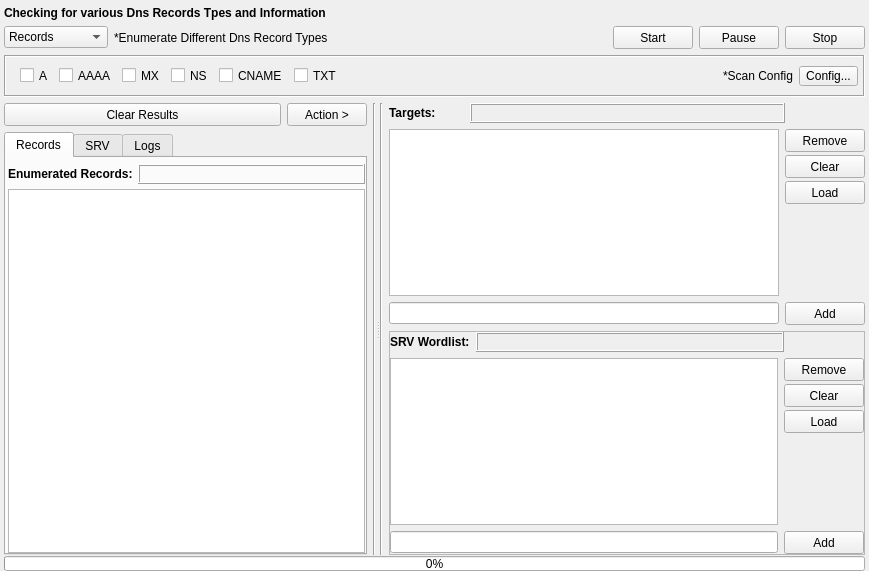
Qt form gui/src/engines/dns/DnsRecords.ui (3nock/OTE) before a commit.
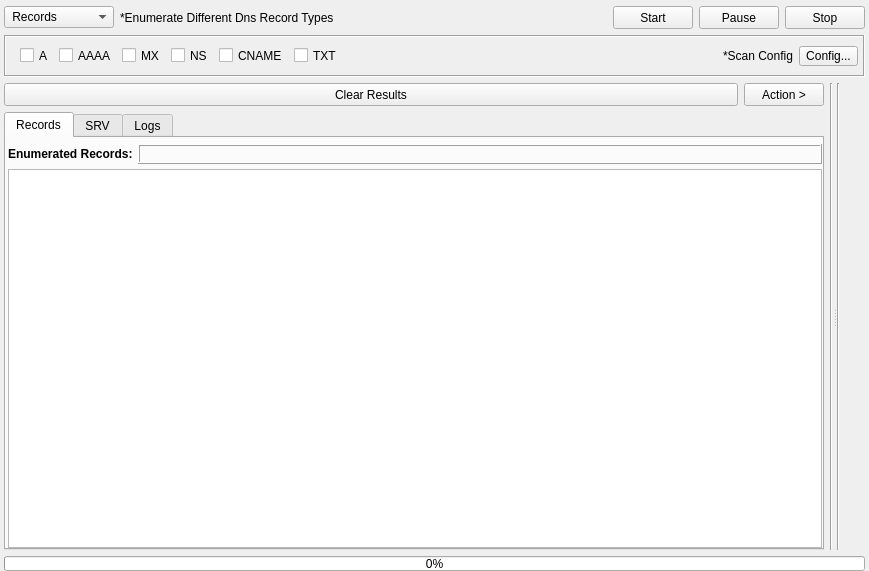
The same form after that commit. Custom widgets are drawn as their Qt base class.

Patch:
```diff
--- a/gui/src/engines/dns/DnsRecords.ui
+++ b/gui/src/engines/dns/DnsRecords.ui
@@ -29,25 +29,6 @@
    <property name="bottomMargin">
     <number>0</number>
    </property>
-   <item>
-    <widget class="QLabel" name="label">
-     <property name="sizePolicy">
-      <sizepolicy hsizetype="Preferred" vsizetype="Maximum">
-       <horstretch>0</horstretch>
-       <verstretch>0</verstretch>
-      </sizepolicy>
-     </property>
-     <property name="font">
-      <font>
-       <weight>75</weight>
-       <bold>true</bold>
-      </font>
-     </property>
-     <property name="text">
-      <string>Checking for various Dns Records Tpes and Information</string>
-     </property>
-    </widget>
-   </item>
    <item>
     <layout class="QHBoxLayout" name="horizontalLayout_9">
      <item>
@@ -60,10 +41,16 @@
        </property>
        <property name="minimumSize">
         <size>
-         <width>90</width>
+         <width>110</width>
          <height>22</height>
         </size>
        </property>
+       <property name="maximumSize">
+        <size>
+         <width>110</width>
+         <height>16777215</height>
+        </size>
+       </property>
        <property name="focusPolicy">
         <enum>Qt::NoFocus</enum>
        </property>
@@ -72,7 +59,7 @@
        </property>
        <item>
         <property name="text">
-         <string>Records</string>
+         <string> Records</string>
         </property>
        </item>
        <item>
@@ -375,11 +362,6 @@
     </widget>
    </item>
    <item>
-    <layout class="QVBoxLayout" name="verticalLayout">
-     <property name="spacing">
-      <number>1</number>
-     </property>
-     <item>
       <widget class="QSplitter" name="splitter">
        <property name="orientation">
         <enum>Qt::Horizontal</enum>
@@ -761,528 +743,37 @@
         </layout>
        </widget>
        <widget class="QWidget" name="layoutWidget">
-        <layout class="QHBoxLayout" name="horizontalLayout_13">
-         <item>
-          <widget class="Line" name="line_3">
-           <property name="styleSheet">
-            <string notr="true"/>
-           </property>
-           <property name="orientation">
-            <enum>Qt::Vertical</enum>
-           </property>
-          </widget>
-         </item>
-         <item>
-          <layout class="QVBoxLayout" name="verticalLayout_11">
-           <item>
-            <widget class="QFrame" name="frame_targets">
-             <property name="styleSheet">
-              <string notr="true"/>
-             </property>
-             <layout class="QVBoxLayout" name="verticalLayout_5">
-              <property name="spacing">
-               <number>6</number>
-              </property>
-              <property name="leftMargin">
-               <number>0</number>
-              </property>
-              <property name="topMargin">
-               <number>0</number>
-              </property>
-              <property name="rightMargin">
-               <number>0</number>
-              </property>
-              <property name="bottomMargin">
-               <number>0</number>
-              </property>
-              <item>
                <layout class="QHBoxLayout" name="horizontalLayout">
                 <item>
-                 <widget class="QLabel" name="label_6">
-                  <property name="sizePolicy">
-                   <sizepolicy hsizetype="Maximum" vsizetype="Preferred">
-                    <horstretch>0</horstretch>
-                    <verstretch>0</verstretch>
-                   </sizepolicy>
-                  </property>
-                  <property name="minimumSize">
-                   <size>
-                    <width>75</width>
-                    <height>0</height>
-                   </size>
-                  </property>
-                  <property name="font">
-                   <font>
-                    <weight>75</weight>
-                    <bold>true</bold>
-                   </font>
-                  </property>
-                  <property name="text">
-                   <string>Targets: </string>
-                  </property>
-                 </widget>
-                </item>
-                <item>
-                 <widget class="QLabel" name="label_targetsCount">
-                  <property name="sizePolicy">
-                   <sizepolicy hsizetype="Preferred" vsizetype="Maximum">
-                    <horstretch>0</horstretch>
-                    <verstretch>0</verstretch>
-                   </sizepolicy>
-                  </property>
-                  <property name="minimumSize">
-                   <size>
-                    <width>0</width>
-                    <height>20</height>
-                   </size>
-                  </property>
-                  <property name="maximumSize">
-                   <size>
-                    <width>16777215</width>
-                    <height>20</height>
-                   </size>
-                  </property>
-                  <property name="font">
-                   <font>
-                    <weight>75</weight>
-                    <bold>true</bold>
-                   </font>
-                  </property>
+        <widget class="Line" name="line_3">
                   <property name="styleSheet">
                    <string notr="true"/>
                   </property>
-                  <property name="frameShape">
-                   <enum>QFrame::Box</enum>
-                  </property>
-                  <property name="frameShadow">
-                   <enum>QFrame::Raised</enum>
-                  </property>
-                  <property name="text">
-                   <string/>
-                  </property>
-                 </widget>
-                </item>
-                <item>
-                 <spacer name="horizontalSpacer_3">
                   <property name="orientation">
-                   <enum>Qt::Horizontal</enum>
-                  </property>
-                  <property name="sizeType">
-                   <enum>QSizePolicy::Fixed</enum>
-                  </property>
-                  <property name="sizeHint" stdset="0">
-                   <size>
-                    <width>80</width>
-                    <height>20</height>
-                   </size>
-                  </property>
-                 </spacer>
-                </item>
-               </layout>
-              </item>
-              <item>
-               <layout class="QHBoxLayout" name="horizontalLayout_3">
-                <item>
-                 <widget class="QListWidget" name="listWidget_targets">
-                  <property name="font">
-                   <font>
-                    <family>MS Shell Dlg 2</family>
-                    <pointsize>8</pointsize>
-                   </font>
-                  </property>
-                  <property name="focusPolicy">
-                   <enum>Qt::NoFocus</enum>
-                  </property>
-                  <property name="styleSheet">
-                   <string notr="true"/>
-                  </property>
-                  <property name="editTriggers">
-                   <set>QAbstractItemView::DoubleClicked</set>
-                  </property>
-                  <property name="selectionMode">
-                   <enum>QAbstractItemView::ExtendedSelection</enum>
-                  </property>
-                  <property name="verticalScrollMode">
-                   <enum>QAbstractItemView::ScrollPerPixel</enum>
-                  </property>
-                  <property name="horizontalScrollMode">
-                   <enum>QAbstractItemView::ScrollPerPixel</enum>
-                  </property>
-                  <property name="selectionRectVisible">
-                   <bool>true</bool>
-                  </property>
-                  <property name="sortingEnabled">
-                   <bool>false</bool>
-                  </property>
-                 </widget>
-                </item>
-                <item>
-                 <layout class="QVBoxLayout" name="verticalLayout_3">
-                  <property name="spacing">
-                   <number>3</number>
-                  </property>
-                  <item>
-                   <widget class="QPushButton" name="pushButton_removeTargets">
-                    <property name="sizePolicy">
-                     <sizepolicy hsizetype="Fixed" vsizetype="Fixed">
-                      <horstretch>0</horstretch>
-                      <verstretch>0</verstretch>
-                     </sizepolicy>
-                    </property>
-                    <property name="minimumSize">
-                     <size>
-                      <width>75</width>
-                      <height>23</height>
-                     </size>
-                    </property>
-                    <property name="styleSheet">
-                     <string notr="true"/>
-                    </property>
-                    <property name="text">
-                     <string>Remove</string>
-                    </property>
-                   </widget>
-                  </item>
-                  <item>
-                   <widget class="QPushButton" name="pushButton_clearTargets">
-                    <property name="sizePolicy">
-                     <sizepolicy hsizetype="Fixed" vsizetype="Fixed">
-                      <horstretch>0</horstretch>
-                      <verstretch>0</verstretch>
-                     </sizepolicy>
-                    </property>
-                    <property name="minimumSize">
-                     <size>
-                      <width>75</width>
-                      <height>23</height>
-                     </size>
-                    </property>
-                    <property name="styleSheet">
-                     <string notr="true"/>
-                    </property>
-                    <property name="text">
-                     <string>Clear</string>
-                    </property>
-                   </widget>
-                  </item>
-                  <item>
-                   <widget class="QPushButton" name="pushButton_loadTargets">
-                    <property name="sizePolicy">
-                     <sizepolicy hsizetype="Fixed" vsizetype="Fixed">
-                      <horstretch>0</horstretch>
-                      <verstretch>0</verstretch>
-                     </sizepolicy>
-                    </property>
-                    <property name="minimumSize">
-                     <size>
-                      <width>75</width>
-                      <height>23</height>
-                     </size>
-                    </property>
-                    <property name="styleSheet">
-                     <string notr="true"/>
-                    </property>
-                    <property name="text">
-                     <string>Load</string>
-                    </property>
-                   </widget>
-                  </item>
-                  <item>
-                   <spacer name="verticalSpacer_3">
-                    <property name="orientation">
                      <enum>Qt::Vertical</enum>
                     </property>
-                    <property name="sizeHint" stdset="0">
-                     <size>
-                      <width>20</width>
-                      <height>40</height>
-                     </size>
-                    </property>
-                   </spacer>
-                  </item>
-                 </layout>
-                </item>
-               </layout>
-              </item>
-              <item>
-               <layout class="QHBoxLayout" name="horizontalLayout_2">
-                <item>
-                 <widget class="QLineEdit" name="lineEdit_targets">
-                  <property name="styleSheet">
-                   <string notr="true"/>
-                  </property>
                  </widget>
                 </item>
                 <item>
-                 <widget class="QPushButton" name="pushButton_addTargets">
-                  <property name="sizePolicy">
-                   <sizepolicy hsizetype="Fixed" vsizetype="Fixed">
-                    <horstretch>0</horstretch>
-                    <verstretch>0</verstretch>
-                   </sizepolicy>
-                  </property>
-                  <property name="minimumSize">
-                   <size>
-                    <width>75</width>
-                    <height>23</height>
-                   </size>
-                  </property>
-                  <property name="styleSheet">
-                   <string notr="true"/>
-                  </property>
-                  <property name="text">
-                   <string>Add</string>
-                  </property>
-                 </widget>
-                </item>
-               </layout>
-              </item>
-             </layout>
-            </widget>
-           </item>
+        <layout class="QVBoxLayout" name="verticalLayout">
            <item>
-            <widget class="QFrame" name="frame_srvWordlist">
-             <property name="styleSheet">
-              <string notr="true"/>
-             </property>
-             <property name="frameShape">
-              <enum>QFrame::StyledPanel</enum>
-             </property>
-             <property name="frameShadow">
-              <enum>QFrame::Raised</enum>
-             </property>
-             <layout class="QVBoxLayout" name="verticalLayout_10">
-              <property name="spacing">
-               <number>6</number>
-              </property>
-              <property name="leftMargin">
-               <number>0</number>
-              </property>
-              <property name="topMargin">
-               <number>0</number>
-              </property>
-              <property name="rightMargin">
-               <number>0</number>
-              </property>
-              <property name="bottomMargin">
-               <number>0</number>
-              </property>
-              <item>
-               <layout class="QHBoxLayout" name="horizontalLayout_11">
-                <item>
-                 <widget class="QLabel" name="label_3">
-                  <property name="sizePolicy">
-                   <sizepolicy hsizetype="Maximum" vsizetype="Preferred">
-                    <horstretch>0</horstretch>
-                    <verstretch>0</verstretch>
-                   </sizepolicy>
-                  </property>
-                  <property name="font">
-                   <font>
-                    <weight>75</weight>
-                    <bold>true</bold>
-                   </font>
-                  </property>
-                  <property name="text">
-                   <string>SRV Wordlist:</string>
-                  </property>
-                 </widget>
-                </item>
-                <item>
-                 <widget class="QLabel" name="label_srvWordlistCount">
-                  <property name="sizePolicy">
-                   <sizepolicy hsizetype="Preferred" vsizetype="Preferred">
-                    <horstretch>0</horstretch>
-                    <verstretch>0</verstretch>
-                   </sizepolicy>
-                  </property>
+          <widget class="InputWidget" name="targets" native="true">
                   <property name="minimumSize">
                    <size>
                     <width>0</width>
-                    <height>0</height>
-                   </size>
-                  </property>
-                  <property name="styleSheet">
-                   <string notr="true"/>
-                  </property>
-                  <property name="frameShape">
-                   <enum>QFrame::Box</enum>
-                  </property>
-                  <property name="frameShadow">
-                   <enum>QFrame::Raised</enum>
-                  </property>
-                  <property name="text">
-                   <string/>
-                  </property>
+             <height>100</height>
+            </size>
+           </property>
                  </widget>
                 </item>
                 <item>
-                 <spacer name="horizontalSpacer_4">
-                  <property name="orientation">
-                   <enum>Qt::Horizontal</enum>
-                  </property>
-                  <property name="sizeType">
-                   <enum>QSizePolicy::Fixed</enum>
-                  </property>
-                  <property name="sizeHint" stdset="0">
-                   <size>
-                    <width>80</width>
-                    <height>20</height>
-                   </size>
-                  </property>
-                 </spacer>
-                </item>
-               </layout>
-              </item>
-              <item>
-               <layout class="QHBoxLayout" name="horizontalLayout_12">
-                <item>
-                 <widget class="QListWidget" name="listWidget_srvWordlist">
-                  <property name="focusPolicy">
-                   <enum>Qt::NoFocus</enum>
-                  </property>
-                  <property name="styleSheet">
-                   <string notr="true"/>
-                  </property>
-                  <property name="editTriggers">
-                   <set>QAbstractItemView::DoubleClicked</set>
-                  </property>
-                  <property name="showDropIndicator" stdset="0">
-                   <bool>false</bool>
-                  </property>
-                  <property name="selectionMode">
-                   <enum>QAbstractItemView::ExtendedSelection</enum>
-                  </property>
-                  <property name="verticalScrollMode">
-                   <enum>QAbstractItemView::ScrollPerPixel</enum>
-                  </property>
-                  <property name="horizontalScrollMode">
-                   <enum>QAbstractItemView::ScrollPerPixel</enum>
-                  </property>
-                 </widget>
-                </item>
-                <item>
-                 <layout class="QVBoxLayout" name="verticalLayout_6">
-                  <property name="spacing">
-                   <number>3</number>
-                  </property>
-                  <item>
-                   <widget class="QPushButton" name="pushButton_removeSrvWordlist">
-                    <property name="sizePolicy">
-                     <sizepolicy hsizetype="Fixed" vsizetype="Fixed">
-                      <horstretch>0</horstretch>
-                      <verstretch>0</verstretch>
-                     </sizepolicy>
-                    </property>
+          <widget class="InputWidget" name="srvWordlist" native="true">
                     <property name="minimumSize">
                      <size>
-                      <width>75</width>
-                      <height>23</height>
-                     </size>
-                    </property>
-                    <property name="styleSheet">
-                     <string notr="true"/>
-                    </property>
-                    <property name="text">
-                     <string>Remove</string>
-                    </property>
-                   </widget>
-                  </item>
-                  <item>
-                   <widget class="QPushButton" name="pushButton_clearSrvWordlist">
-                    <property name="sizePolicy">
-                     <sizepolicy hsizetype="Fixed" vsizetype="Fixed">
-                      <horstretch>0</horstretch>
-                      <verstretch>0</verstretch>
-                     </sizepolicy>
-                    </property>
-                    <property name="minimumSize">
-                     <size>
-                      <width>75</width>
-                      <height>23</height>
-                     </size>
-                    </property>
-                    <property name="styleSheet">
-                     <string notr="true"/>
-                    </property>
-                    <property name="text">
-                     <string>Clear</string>
-                    </property>
-                   </widget>
-                  </item>
-                  <item>
-                   <widget class="QPushButton" name="pushButton_loadSrvWordlist">
-                    <property name="sizePolicy">
-                     <sizepolicy hsizetype="Fixed" vsizetype="Fixed">
-                      <horstretch>0</horstretch>
-                      <verstretch>0</verstretch>
-                     </sizepolicy>
-                    </property>
-                    <property name="minimumSize">
-                     <size>
-                      <width>75</width>
-                      <height>23</height>
-                     </size>
-                    </property>
-                    <property name="styleSheet">
-                     <string notr="true"/>
-                    </property>
-                    <property name="text">
-                     <string>Load</string>
-                    </property>
-                   </widget>
-                  </item>
-                  <item>
-                   <spacer name="verticalSpacer">
-                    <property name="orientation">
-                     <enum>Qt::Vertical</enum>
-                    </property>
-                    <property name="sizeHint" stdset="0">
-                     <size>
-                      <width>20</width>
-                      <height>40</height>
-                     </size>
-                    </property>
-                   </spacer>
-                  </item>
-                 </layout>
-                </item>
-               </layout>
-              </item>
-              <item>
-               <layout class="QHBoxLayout" name="horizontalLayout_10">
-                <item>
-                 <widget class="QLineEdit" name="lineEdit_srvWordlist">
-                  <property name="styleSheet">
-                   <string notr="true"/>
-                  </property>
-                 </widget>
-                </item>
-                <item>
-                 <widget class="QPushButton" name="pushButton_addSrvWordlist">
-                  <property name="sizePolicy">
-                   <sizepolicy hsizetype="Fixed" vsizetype="Fixed">
-                    <horstretch>0</horstretch>
-                    <verstretch>0</verstretch>
-                   </sizepolicy>
-                  </property>
-                  <property name="minimumSize">
-                   <size>
-                    <width>75</width>
-                    <height>23</height>
-                   </size>
-                  </property>
-                  <property name="styleSheet">
-                   <string notr="true"/>
-                  </property>
-                  <property name="text">
-                   <string>Add</string>
-                  </property>
-                 </widget>
-                </item>
-               </layout>
-              </item>
-             </layout>
+             <width>0</width>
+             <height>100</height>
+            </size>
+           </property>
             </widget>
            </item>
           </layout>
@@ -1314,9 +805,15 @@
       </widget>
      </item>
     </layout>
-   </item>
-  </layout>
  </widget>
+ <customwidgets>
+  <customwidget>
+   <class>InputWidget</class>
+   <extends>QWidget</extends>
+   <header>src/widgets/InputWidget.h</header>
+   <container>1</container>
+  </customwidget>
+ </customwidgets>
  <resources/>
  <connections/>
 </ui>
```
Left out of the diff: 46 changed lines with no effect on the pictures. Lines whose indentation alone changed are shown as unchanged.
